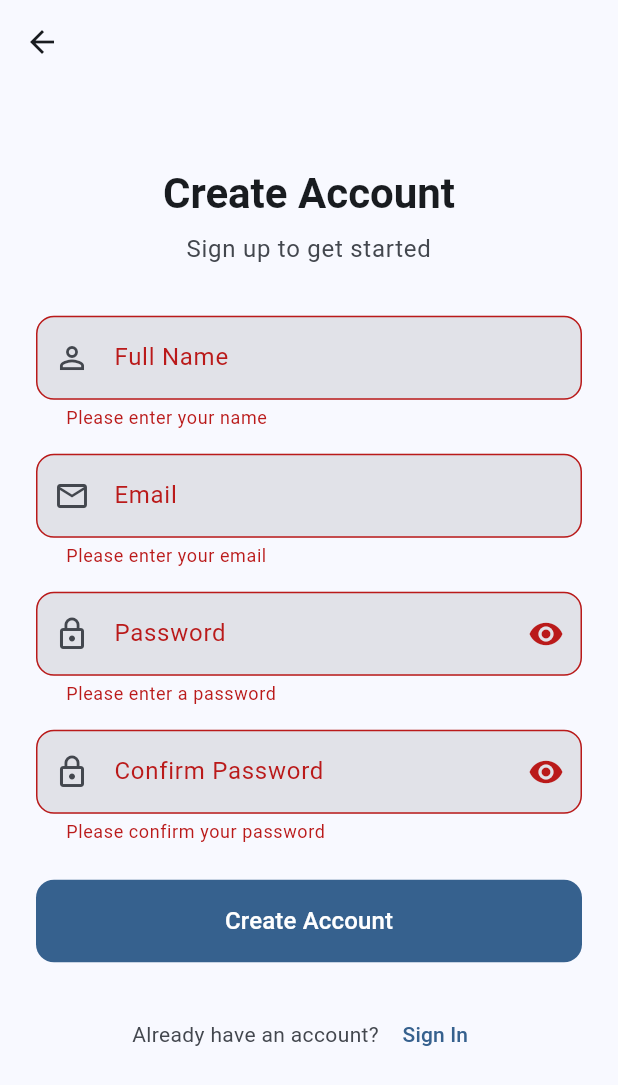
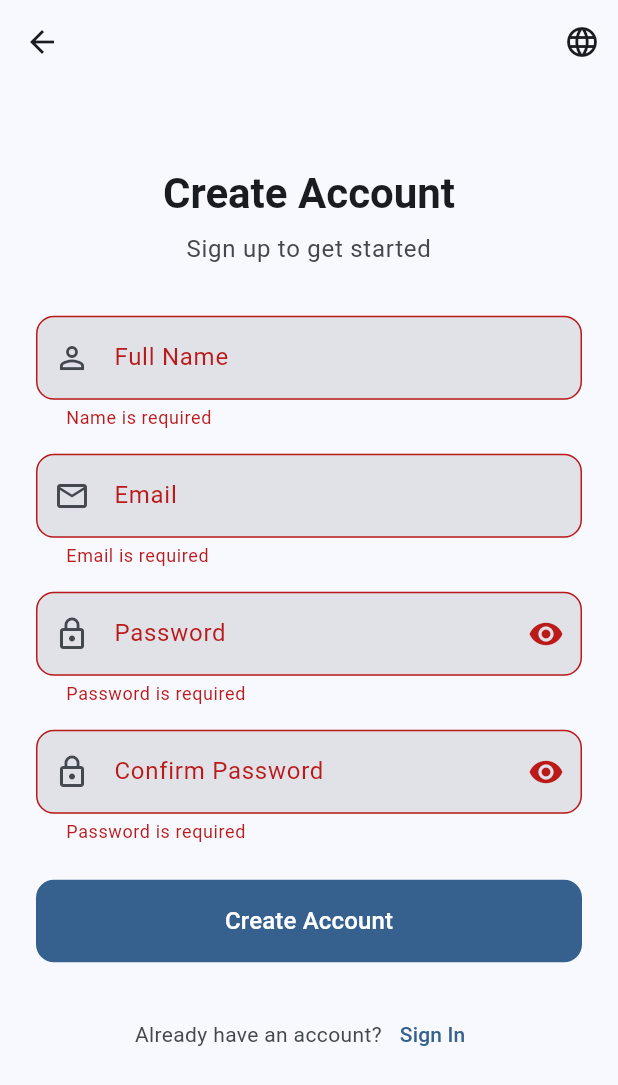
Before and after one commit to Vatanesh/medico, a Flutter app: the RegisterScreen screen opened directly, after a tap on "Create Account", on a phone screen of 412 x 824 dp. Shown: the top 1085 px of the screen. Run offline on Flutter 3.47's test engine with Material 3 defaults, Android fonts, the phone set to English and light mode, and no system bars; drawn by our look-alikes of dynamic_color; our stand-ins replace audioplayers, connectivity_plus, hive, hive_flutter, permission_handler, shared_preferences; missing offline and left inert: record; accounts and stored records are empty; network calls fail.

Commit message:
ui translations

```diff
--- a/lib/l10n/app_localizations.dart
+++ b/lib/l10n/app_localizations.dart
@@ -541,6 +541,216 @@ abstract class AppLocalizations {
   /// In en, this message translates to:
   /// **'Localization'**
   String get statusLocalization;
+
+  /// No description provided for @login.
+  ///
+  /// In en, this message translates to:
+  /// **'Login'**
+  String get login;
+
+  /// No description provided for @register.
+  ///
+  /// In en, this message translates to:
+  /// **'Register'**
+  String get register;
+
+  /// No description provided for @email.
+  ///
+  /// In en, this message translates to:
+  /// **'Email'**
+  String get email;
+
+  /// No description provided for @password.
+  ///
+  /// In en, this message translates to:
+  /// **'Password'**
+  String get password;
+
+  /// No description provided for @name.
+  ///
+  /// In en, this message translates to:
+  /// **'Name'**
+  String get name;
+
+  /// No description provided for @dontHaveAccount.
+  ///
+  /// In en, this message translates to:
+  /// **'Don\'t have an account?'**
+  String get dontHaveAccount;
+
+  /// No description provided for @alreadyHaveAccount.
+  ///
+  /// In en, this message translates to:
+  /// **'Already have an account?'**
+  String get alreadyHaveAccount;
+
+  /// No description provided for @loginButton.
+  ///
+  /// In en, this message translates to:
+  /// **'Login'**
+  String get loginButton;
+
+  /// No description provided for @registerButton.
+  ///
+  /// In en, this message translates to:
+  /// **'Register'**
+  String get registerButton;
+
+  /// No description provided for @emailRequired.
+  ///
+  /// In en, this message translates to:
+  /// **'Email is required'**
+  String get emailRequired;
+
+  /// No description provided for @passwordRequired.
+  ///
+  /// In en, this message translates to:
+  /// **'Password is required'**
+  String get passwordRequired;
+
+  /// No description provided for @nameRequired.
+  ///
+  /// In en, this message translates to:
+  /// **'Name is required'**
+  String get nameRequired;
+
+  /// No description provided for @viewRecordings.
+  ///
+  /// In en, this message translates to:
+  /// **'View Recordings'**
+  String get viewRecordings;
+
+  /// No description provided for @noRecordingsYet.
+  ///
+  /// In en, this message translates to:
+  /// **'No recordings yet'**
+  String get noRecordingsYet;
+
+  /// No description provided for @recordingsWillAppear.
+  ///
+  /// In en, this message translates to:
+  /// **'Recordings will appear here after\nyou create them'**
+  String get recordingsWillAppear;
+
+  /// No description provided for @noAudioAvailable.
+  ///
+  /// In en, this message translates to:
+  /// **'No audio available'**
+  String get noAudioAvailable;
+
+  /// No description provided for @chunks.
+  ///
+  /// In en, this message translates to:
+  /// **'chunks'**
+  String get chunks;
+
+  /// No description provided for @selectLanguage.
+  ///
+  /// In en, this message translates to:
+  /// **'Select Language'**
+  String get selectLanguage;
+
+  /// No description provided for @emailInvalid.
+  ///
+  /// In en, this message translates to:
+  /// **'Please enter a valid email'**
+  String get emailInvalid;
+
+  /// No description provided for @passwordMinLength.
+  ///
+  /// In en, this message translates to:
+  /// **'Password must be at least 6 characters'**
+  String get passwordMinLength;
+
+  /// No description provided for @fullName.
+  ///
+  /// In en, this message translates to:
+  /// **'Full Name'**
+  String get fullName;
+
+  /// No description provided for @confirmPassword.
+  ///
+  /// In en, this message translates to:
+  /// **'Confirm Password'**
+  String get confirmPassword;
+
+  /// No description provided for @passwordsDoNotMatch.
+  ///
+  /// In en, this message translates to:
+  /// **'Passwords do not match'**
+  String get passwordsDoNotMatch;
+
+  /// No description provided for @createAccount.
+  ///
+  /// In en, this message translates to:
+  /// **'Create Account'**
+  String get createAccount;
+
+  /// No description provided for @signUpToGetStarted.
+  ///
+  /// In en, this message translates to:
+  /// **'Sign up to get started'**
+  String get signUpToGetStarted;
+
+  /// No description provided for @signIn.
+  ///
+  /// In en, this message translates to:
+  /// **'Sign In'**
+  String get signIn;
+
+  /// No description provided for @recordings.
+  ///
+  /// In en, this message translates to:
+  /// **'Recordings'**
+  String get recordings;
+
+  /// No description provided for @errorLoadingRecordings.
+  ///
+  /// In en, this message translates to:
+  /// **'Error loading recordings'**
+  String get errorLoadingRecordings;
+
+  /// No description provided for @retry.
+  ///
+  /// In en, this message translates to:
+  /// **'Retry'**
+  String get retry;
+
+  /// No description provided for @completed.
+  ///
+  /// In en, this message translates to:
+  /// **'Completed'**
+  String get completed;
+
+  /// No description provided for @processing.
+  ///
+  /// In en, this message translates to:
+  /// **'Processing'**
+  String get processing;
+
+  /// No description provided for @failed.
+  ///
+  /// In en, this message translates to:
+  /// **'Failed'**
+  String get failed;
+
+  /// No description provided for @play.
+  ///
+  /// In en, this message translates to:
+  /// **'Play'**
+  String get play;
+
+  /// No description provided for @pause.
+  ///
+  /// In en, this message translates to:
+  /// **'Pause'**
+  String get pause;
+
+  /// No description provided for @speed.
+  ///
+  /// In en, this message translates to:
+  /// **'Speed'**
+  String get speed;
 }
 
 class _AppLocalizationsDelegate
--- a/lib/screens/auth/register_screen.dart
+++ b/lib/screens/auth/register_screen.dart
@@ -1,6 +1,8 @@
 import 'package:flutter/material.dart';
 import 'package:provider/provider.dart';
 import '../../providers/auth_provider.dart';
+import '../../l10n/app_localizations.dart';
+import '../../widgets/language_switcher.dart';
 
 class RegisterScreen extends StatefulWidget {
   const RegisterScreen({super.key});
@@ -62,11 +64,15 @@ class _RegisterScreenState extends State<RegisterScreen> {
   Widget build(BuildContext context) {
     final theme = Theme.of(context);
     final authProvider = Provider.of<AuthProvider>(context);
+    final l10n = AppLocalizations.of(context)!;
 
     return Scaffold(
       appBar: AppBar(
         backgroundColor: Colors.transparent,
         elevation: 0,
+        actions: const [
+          LanguageSwitcher(),
+        ],
       ),
       extendBodyBehindAppBar: true,
       body: Center(
@@ -82,7 +88,7 @@ class _RegisterScreenState extends State<RegisterScreen> {
                 children: [
                   // Title
                   Text(
-                    'Create Account',
+                    l10n.createAccount,
                     style: theme.textTheme.headlineMedium?.copyWith(
                       fontWeight: FontWeight.bold,
                       color: theme.colorScheme.onSurface,
@@ -91,7 +97,7 @@ class _RegisterScreenState extends State<RegisterScreen> {
                   ),
                   const SizedBox(height: 8),
                   Text(
-                    'Sign up to get started',
+                    l10n.signUpToGetStarted,
                     style: theme.textTheme.bodyLarge?.copyWith(
                       color: theme.colorScheme.onSurfaceVariant,
                     ),
@@ -104,7 +110,7 @@ class _RegisterScreenState extends State<RegisterScreen> {
                     controller: _nameController,
                     textCapitalization: TextCapitalization.words,
                     decoration: InputDecoration(
-                      labelText: 'Full Name',
+                      labelText: l10n.fullName,
                       prefixIcon: const Icon(Icons.person_outline),
                       border: OutlineInputBorder(
                         borderRadius: BorderRadius.circular(12),
@@ -112,7 +118,7 @@ class _RegisterScreenState extends State<RegisterScreen> {
                     ),
                     validator: (value) {
                       if (value == null || value.isEmpty) {
-                        return 'Please enter your name';
+                        return l10n.nameRequired;
                       }
                       return null;
                     },
@@ -124,7 +130,7 @@ class _RegisterScreenState extends State<RegisterScreen> {
                     controller: _emailController,
                     keyboardType: TextInputType.emailAddress,
                     decoration: InputDecoration(
-                      labelText: 'Email',
+                      labelText: l10n.email,
                       prefixIcon: const Icon(Icons.email_outlined),
                       border: OutlineInputBorder(
                         borderRadius: BorderRadius.circular(12),
@@ -132,10 +138,10 @@ class _RegisterScreenState extends State<RegisterScreen> {
                     ),
                     validator: (value) {
                       if (value == null || value.isEmpty) {
-                        return 'Please enter your email';
+                        return l10n.emailRequired;
                       }
                       if (!value.contains('@')) {
-                        return 'Please enter a valid email';
+                        return l10n.emailInvalid;
                       }
                       return null;
                     },
@@ -147,7 +153,7 @@ class _RegisterScreenState extends State<RegisterScreen> {
                     controller: _passwordController,
                     obscureText: !_isPasswordVisible,
                     decoration: InputDecoration(
-                      labelText: 'Password',
+                      labelText: l10n.password,
                       prefixIcon: const Icon(Icons.lock_outline),
                       suffixIcon: IconButton(
                         icon: Icon(
@@ -167,10 +173,10 @@ class _RegisterScreenState extends State<RegisterScreen> {
                     ),
                     validator: (value) {
                       if (value == null || value.isEmpty) {
-                        return 'Please enter a password';
+                        return l10n.passwordRequired;
                       }
                       if (value.length < 6) {
-                        return 'Password must be at least 6 characters';
+                        return l10n.passwordMinLength;
                       }
                       return null;
                     },
@@ -182,7 +188,7 @@ class _RegisterScreenState extends State<RegisterScreen> {
                     controller: _confirmPasswordController,
                     obscureText: !_isConfirmPasswordVisible,
                     decoration: InputDecoration(
-                      labelText: 'Confirm Password',
+                      labelText: l10n.confirmPassword,
                       prefixIcon: const Icon(Icons.lock_outline),
                       suffixIcon: IconButton(
                         icon: Icon(
@@ -202,10 +208,10 @@ class _RegisterScreenState extends State<RegisterScreen> {
                     ),
                     validator: (value) {
                       if (value == null || value.isEmpty) {
-                        return 'Please confirm your password';
+                        return l10n.passwordRequired;
                       }
                       if (value != _passwordController.text) {
-                        return 'Passwords do not match';
+                        return l10n.passwordsDoNotMatch;
                       }
                       return null;
                     },
@@ -230,8 +236,8 @@ class _RegisterScreenState extends State<RegisterScreen> {
                               color: Colors.white,
                             ),
                           )
-                        : const Text(
-                            'Create Account',
+                        : Text(
+                            l10n.createAccount,
                             style: TextStyle(fontSize: 16),
                           ),
                   ),
@@ -242,7 +248,7 @@ class _RegisterScreenState extends State<RegisterScreen> {
                     mainAxisAlignment: MainAxisAlignment.center,
                     children: [
                       Text(
-                        "Already have an account? ",
+                        l10n.alreadyHaveAccount,
                         style: TextStyle(
                           color: theme.colorScheme.onSurfaceVariant,
                         ),
@@ -251,7 +257,7 @@ class _RegisterScreenState extends State<RegisterScreen> {
                         onPressed: () {
                           Navigator.pop(context);
                         },
-                        child: const Text('Sign In'),
+                        child: Text(l10n.signIn),
                       ),
                     ],
                   ),
--- /dev/null
+++ b/lib/widgets/language_switcher.dart
@@ -0,0 +1,45 @@
+import 'package:flutter/material.dart';
+import 'package:provider/provider.dart';
+import '../../providers/locale_provider.dart';
+
+class LanguageSwitcher extends StatelessWidget {
+  const LanguageSwitcher({super.key});
+
+  @override
+  Widget build(BuildContext context) {
+    final localeProvider = Provider.of<LocaleProvider>(context);
+    final theme = Theme.of(context);
+
+    return PopupMenuButton<Locale>(
+      icon: Icon(
+        Icons.language,
+        color: theme.colorScheme.onSurface,
+      ),
+      onSelected: (Locale locale) {
+        localeProvider.setLocale(locale);
+      },
+      itemBuilder: (BuildContext context) => [
+        const PopupMenuItem<Locale>(
+          value: Locale('en'),
+          child: Row(
+            children: [
+              Text('English'),
+              SizedBox(width: 8),
+              Text('🇬🇧', style: TextStyle(fontSize: 20)),
+            ],
+          ),
+        ),
+        const PopupMenuItem<Locale>(
+          value: Locale('hi'),
+          child: Row(
+            children: [
+              Text('हिंदी'),
+              SizedBox(width: 8),
+              Text('🇮🇳', style: TextStyle(fontSize: 20)),
+            ],
+          ),
+        ),
+      ],
+    );
+  }
+}
```
Also changed, not shown: lib/l10n/app_en.arb (+36 -1 lines), lib/l10n/app_hi.arb (+37 -2 lines), lib/l10n/app_localizations_en.dart (+106 -0 lines), lib/l10n/app_localizations_hi.dart (+107 -1 lines), lib/screens/auth/login_screen.dart (+22 -12 lines), lib/screens/recordings/recording_list_screen.dart (+5 -5 lines), lib/screens/recordings/widgets/recording_card.dart (+20 -3 lines).
